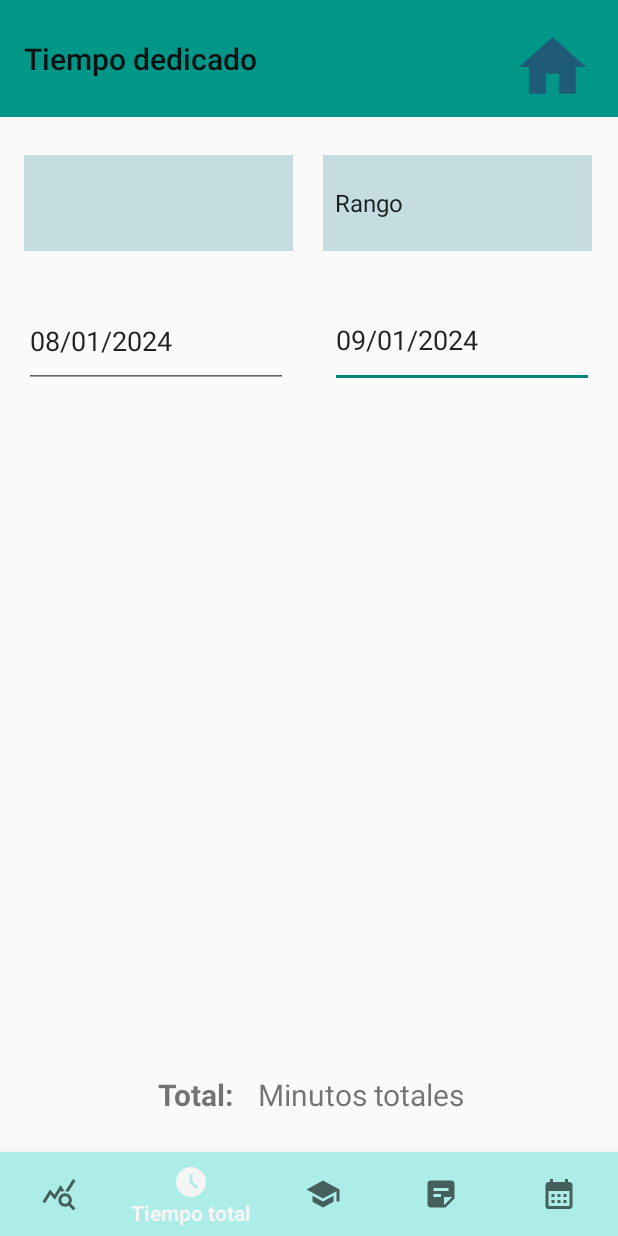
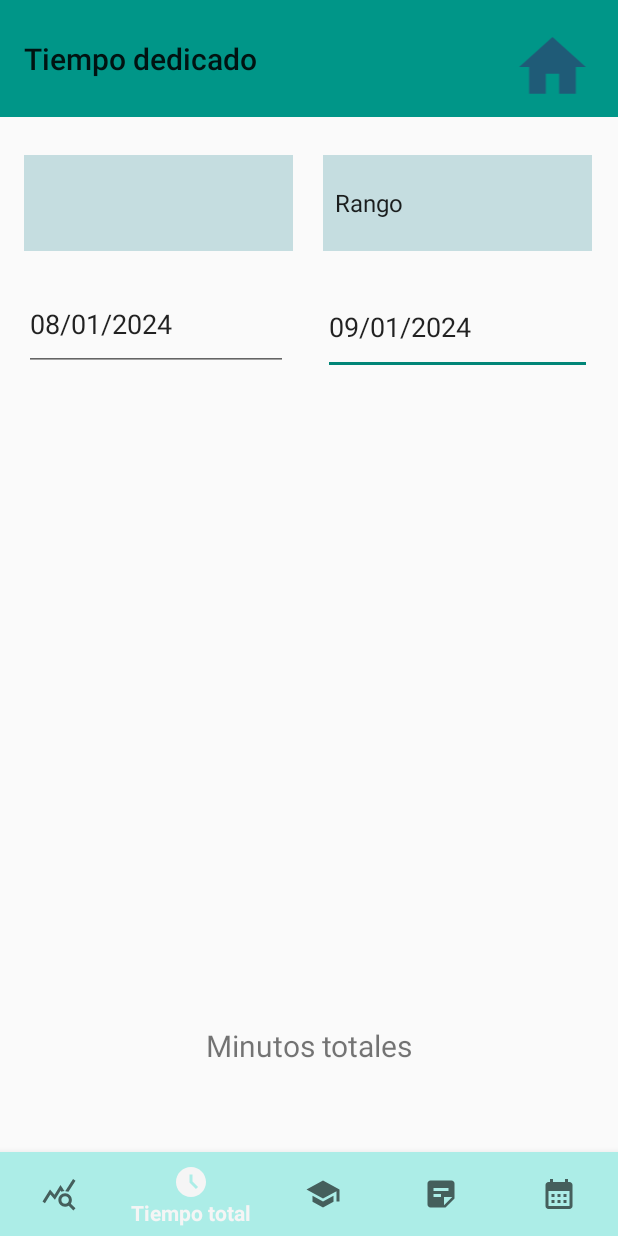
Before and after one commit to jfcaballero/HeticaAPP, an Android app: the tiempo_dedicado screen opened directly, with no data from a screen before it, on a phone screen of 412 x 824 dp. Run offline under Robolectric (Android 15) with nearby library versions, the phone set to English and light mode, and no system bars; libraries missing offline, so code that uses them is left out: com.hetica.

Commit message:
Ft: Rango añadido a tiempo dedicado
Se han solucionado también algunos problemas en la interfaz.

```diff
--- a/app/src/main/res/layout/tiempo_dedicado.xml
+++ b/app/src/main/res/layout/tiempo_dedicado.xml
@@ -3,26 +3,28 @@
     xmlns:app="http://schemas.android.com/apk/res-auto"
     xmlns:tools="http://schemas.android.com/tools"
     android:layout_width="match_parent"
-    android:layout_height="match_parent">
+    android:layout_height="match_parent"
+    android:fitsSystemWindows="true">
 
     <EditText
         android:id="@+id/tiempoFin"
-        android:layout_width="176dp"
+        android:layout_width="179dp"
         android:layout_height="63dp"
         android:ems="10"
         android:inputType="date"
         android:text="FechaFin"
         app:layout_constraintBottom_toBottomOf="parent"
         app:layout_constraintEnd_toEndOf="parent"
-        app:layout_constraintHorizontal_bias="0.931"
+        app:layout_constraintHorizontal_bias="0.926"
         app:layout_constraintStart_toStartOf="parent"
-        app:layout_constraintTop_toTopOf="parent"
-        app:layout_constraintVertical_bias="0.257" />
+        app:layout_constraintTop_toBottomOf="@+id/tiempoOpciones"
+        app:layout_constraintVertical_bias="0.033" />
 
     <EditText
         android:id="@+id/tiempoInicio"
         android:layout_width="176dp"
         android:layout_height="62dp"
+        android:layout_marginTop="18dp"
         android:ems="10"
         android:inputType="date"
         android:text="FechaInicio"
@@ -30,8 +32,8 @@
         app:layout_constraintEnd_toEndOf="parent"
         app:layout_constraintHorizontal_bias="0.068"
         app:layout_constraintStart_toStartOf="parent"
-        app:layout_constraintTop_toTopOf="parent"
-        app:layout_constraintVertical_bias="0.258" />
+        app:layout_constraintTop_toBottomOf="@+id/tiempoAsignatura"
+        app:layout_constraintVertical_bias="0.0" />
 
     <androidx.appcompat.widget.Toolbar
         android:id="@+id/toolbar"
@@ -108,39 +110,26 @@
         android:id="@+id/tiempoLista"
         android:layout_width="382dp"
         android:layout_height="360dp"
+        android:layout_marginTop="98dp"
         app:layout_constraintBottom_toBottomOf="@+id/bottomNavigationViewestadisticas"
         app:layout_constraintEnd_toEndOf="parent"
-        app:layout_constraintHorizontal_bias="0.551"
+        app:layout_constraintHorizontal_bias="0.482"
         app:layout_constraintStart_toStartOf="parent"
-        app:layout_constraintTop_toTopOf="parent"
-        app:layout_constraintVertical_bias="0.668" />
+        app:layout_constraintTop_toBottomOf="@+id/tiempoAsignatura"
+        app:layout_constraintVertical_bias="0.04" />
 
     <TextView
         android:id="@+id/tiempoMinutosTotales"
         android:layout_width="wrap_content"
         android:layout_height="wrap_content"
+        android:layout_marginTop="18dp"
         android:text="Minutos totales"
         android:textSize="20sp"
-        app:layout_constraintBottom_toBottomOf="parent"
+        app:layout_constraintBottom_toTopOf="@+id/bottomNavigationViewestadisticas"
         app:layout_constraintEnd_toEndOf="parent"
-        app:layout_constraintHorizontal_bias="0.628"
         app:layout_constraintStart_toStartOf="parent"
-        app:layout_constraintTop_toTopOf="parent"
-        app:layout_constraintVertical_bias="0.899" />
-
-    <TextView
-        android:id="@+id/textView85"
-        android:layout_width="wrap_content"
-        android:layout_height="wrap_content"
-        android:text="Total:"
-        android:textSize="20sp"
-        android:textStyle="bold"
-        app:layout_constraintBottom_toBottomOf="parent"
-        app:layout_constraintEnd_toEndOf="parent"
-        app:layout_constraintHorizontal_bias="0.291"
-        app:layout_constraintStart_toStartOf="parent"
-        app:layout_constraintTop_toTopOf="@+id/toolbar"
-        app:layout_constraintVertical_bias="0.899" />
+        app:layout_constraintTop_toBottomOf="@+id/tiempoLista"
+        app:layout_constraintVertical_bias="0.356" />
 
 
 </androidx.constraintlayout.widget.ConstraintLayout>
```
Also changed, not shown: app/src/main/java/com/hetica/AutismoCordoba/AdminSQLiteOpenHelperStats.kt (+10 -2 lines), app/src/main/java/com/hetica/AutismoCordoba/tiempo_dedicado.kt (+49 -6 lines).
